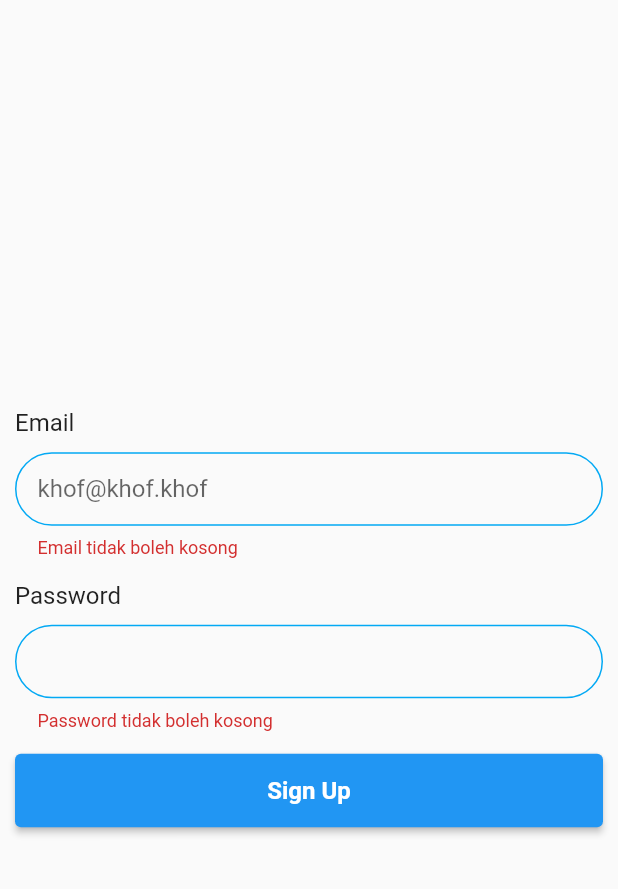
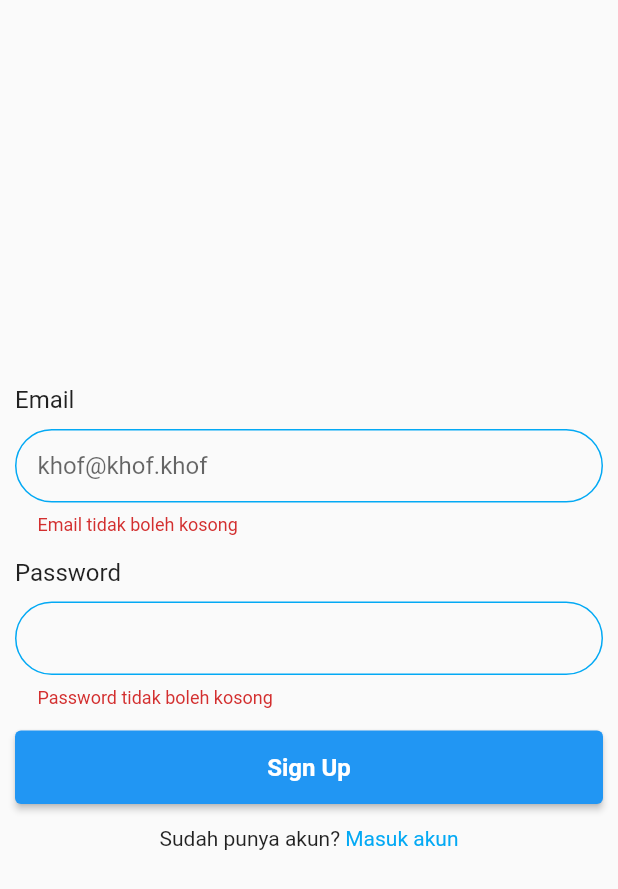
Before and after one commit to khofifah/testing_flutterfire, a Flutter app: the screen it shows after launch, after a tap on "Sign Up", on a phone screen of 412 x 824 dp. Shown: the top 889 px of the screen. Run offline on Flutter 3.47's test engine with Material 2 defaults, Android fonts, the phone set to English and light mode, and no system bars; our stand-ins replace email_validator, firebase_auth, firebase_core, flushbar, flutter_screenutil, google_sign_in and 1 more; accounts and stored records are empty.

Commit message:
tambah function signup, signin, signout

```diff
--- a/lib/Login/pages/signup_page.dart
+++ b/lib/Login/pages/signup_page.dart
@@ -1,7 +1,8 @@
 import 'package:email_validator/email_validator.dart';
 import 'package:flutter/material.dart';
-import 'package:learning_flutter/Login/view_models/login_google_view_model.dart';
 import 'package:learning_flutter/Login/view_models/sign_view_model.dart';
+import 'package:learning_flutter/Login/widgets/login_text.dart';
+import 'package:learning_flutter/utils/app_sizes%20copy.dart';
 import 'package:learning_flutter/widgets/custom_button.dart';
 import 'package:learning_flutter/widgets/custom_input_text.dart';
 import 'package:learning_flutter/widgets/loading.dart';
@@ -17,6 +18,7 @@ class _SignupPageState extends State<SignupPage> {
   TextEditingController email = TextEditingController();
   TextEditingController password = TextEditingController();
   final formKey = GlobalKey<FormState>();
+  bool isSignUp = true;
 
   @override
   Widget build(BuildContext context) {
@@ -53,19 +55,21 @@ class _SignupPageState extends State<SignupPage> {
                 validator: (String value) {
                   if (value.length < 1) {
                     return 'Password tidak boleh kosong';
-                  } else if (value.length < 3) {
-                    return 'Password minimal 3 karakter';
+                  } else if (value.length < 6) {
+                    return 'Password minimal 6 karakter';
                   }
                 },
               ),
               SizedBox(height: 15),
               CustomButton(
-                label: 'Sign Up',
+                label: isSignUp == true ? 'Sign Up' : 'Sign In',
                 onPressed: () async {
                   if (formKey.currentState.validate()) {
                     showLoading(context);
-                    await sign.signUp(email.text, password.text).then(
+                    isSignUp == true
+                        ? await sign.signUp(email.text, password.text).then(
                             (value) {
+                              hideLoading(context);
                               PopupStatus.showFlushbar(
                                 context,
                                 value.status,
@@ -73,12 +77,45 @@ class _SignupPageState extends State<SignupPage> {
                               );
                               if (value.status == true) {
                                 Navigator.of(context).pushNamedAndRemoveUntil(
-                              '/', (Route<dynamic> route) => false);
+                                    'home', (Route<dynamic> route) => false);
+                              }
+                            },
+                          )
+                        : await sign.signIn(email.text, password.text).then(
+                            (value) {
+                              hideLoading(context);
+                              PopupStatus.showFlushbar(
+                                context,
+                                value.status,
+                                value.message,
+                              );
+                              if (value.status == true) {
+                                Navigator.of(context).pushNamedAndRemoveUntil(
+                                    'home', (Route<dynamic> route) => false);
                               }
                             },
                           );
-                    hideLoading(context);
                   }
+                },
+              ),
+              SizedBox(height: Sizes.s15),
+              isSignUp == false
+                  ? LoginText(
+                      label: 'Belum punya akun? ',
+                      methodText: 'Buat akun',
+                      onTap: () {
+                        setState(() {
+                          isSignUp = true;
+                        });
+                      },
+                    )
+                  : LoginText(
+                      label: 'Sudah punya akun? ',
+                      methodText: 'Masuk akun',
+                      onTap: () {
+                        setState(() {
+                          isSignUp = false;
+                        });
                       },
                     ),
             ],
--- /dev/null
+++ b/lib/Login/widgets/login_text.dart
@@ -0,0 +1,27 @@
+import 'package:flutter/material.dart';
+
+// ignore: must_be_immutable
+class LoginText extends StatelessWidget {
+  String label;
+  String methodText;
+  Function onTap;
+
+  LoginText({this.label, this.methodText, this.onTap});
+
+  @override
+  Widget build(BuildContext context) {
+    return Row(
+      mainAxisAlignment: MainAxisAlignment.center,
+      children: [
+        Text(label),
+        InkWell(
+          child: Text(
+            methodText,
+            style: TextStyle(color: Colors.lightBlue),
+          ),
+          onTap: onTap,
+        ),
+      ],
+    );
+  }
+}
--- a/lib/main.dart
+++ b/lib/main.dart
@@ -3,6 +3,7 @@ import 'package:flutter/material.dart';
 import 'package:learning_flutter/Login/view_models/login_google_view_model.dart';
 import 'package:learning_flutter/Login/view_models/sign_view_model.dart';
 import 'package:learning_flutter/utils/app_route.dart';
+import 'package:learning_flutter/utils/shared_preferences.dart';
 import 'package:provider/provider.dart';
 import 'package:provider/single_child_widget.dart';
 
@@ -21,7 +22,7 @@ void main() async {
   );
 }
 
-class MyApp extends StatelessWidget {
+class MyApp extends StatelessWidget with SharedPreferencesHandler {
   @override
   Widget build(BuildContext context) {
     return MaterialApp(
@@ -31,7 +32,7 @@ class MyApp extends StatelessWidget {
         visualDensity: VisualDensity.adaptivePlatformDensity,
       ),
       onGenerateRoute: AppRoute.generateRoute,
-      initialRoute: 'signUp',
+      initialRoute: '/',
     );
   }
 }
--- a/lib/utils/app_route.dart
+++ b/lib/utils/app_route.dart
@@ -2,6 +2,7 @@ import 'package:flutter/material.dart';
 import 'package:learning_flutter/Home/pages/main_page.dart';
 import 'package:learning_flutter/Login/pages/login_page.dart';
 import 'package:learning_flutter/Login/pages/signup_page.dart';
+import 'package:learning_flutter/utils/splash_screen.dart';
 
 class AppRoute {
   static Route<dynamic> generateRoute(RouteSettings settings) {
@@ -20,13 +21,20 @@ class AppRoute {
         );
         break;
 
-      case '/':
-      default:
+      case 'home':
         return MaterialPageRoute(
           settings: settings,
           builder: (BuildContext context) => HomePage(),
         );
         break;
+
+      case '/':
+      default:
+        return MaterialPageRoute(
+          settings: settings,
+          builder: (BuildContext context) => SplashScreen(),
+        );
+        break;
     }
   }
 }
--- /dev/null
+++ b/lib/utils/splash_screen.dart
@@ -0,0 +1,36 @@
+import 'dart:async';
+
+import 'package:flutter/material.dart';
+import 'package:learning_flutter/utils/shared_preferences.dart';
+
+class SplashScreen extends StatefulWidget {
+  @override
+  _SplashScreenState createState() => _SplashScreenState();
+}
+
+class _SplashScreenState extends State<SplashScreen>
+    with SharedPreferencesHandler {
+  @override
+  void initState() {
+    super.initState();
+    getData();
+  }
+
+  getData() async {
+    var loginData = await getLoginData();
+    Timer(
+        Duration(seconds: 3),
+        () => Navigator.pushReplacementNamed(
+            context, loginData == null ? 'signUp' : 'home'));
+  }
+
+  @override
+  Widget build(BuildContext context) {
+    return Container(
+      width: double.infinity,
+      height: double.infinity,
+      color: Colors.white,
+      child: Image.asset('assets/images/KKM.png'),
+    );
+  }
+}
--- a/lib/widgets/custom_button.dart
+++ b/lib/widgets/custom_button.dart
@@ -1,6 +1,7 @@
 import 'package:flutter/material.dart';
 import 'package:learning_flutter/utils/app_sizes.dart';
 
+// ignore: must_be_immutable
 class CustomButton extends StatelessWidget {
   String label;
   Function onPressed;
```
Also changed, not shown: lib/Home/pages/main_page.dart (+25 -4 lines), lib/Login/view_models/sign_view_model.dart (+52 -1 lines), pubspec.yaml (+6 -3 lines), assets/images/KKM.png (added), pubspec.lock, 6 other files. Lines whose indentation alone changed are shown as unchanged.
